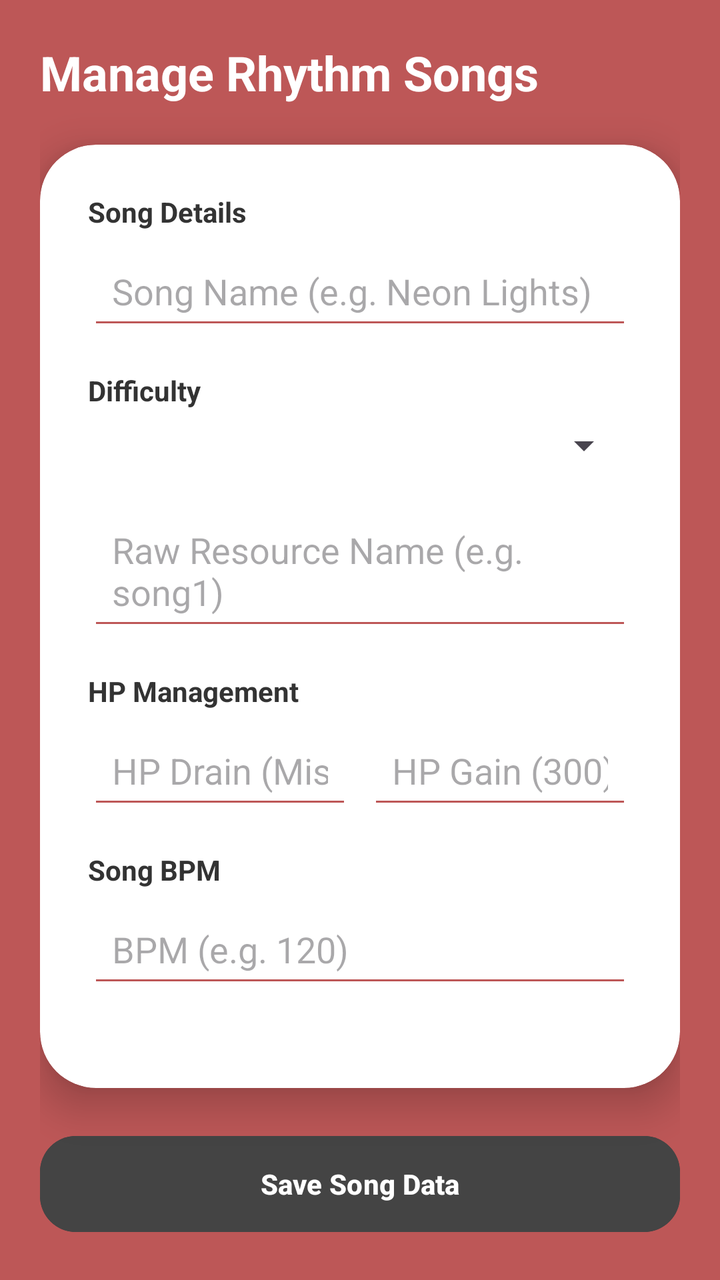
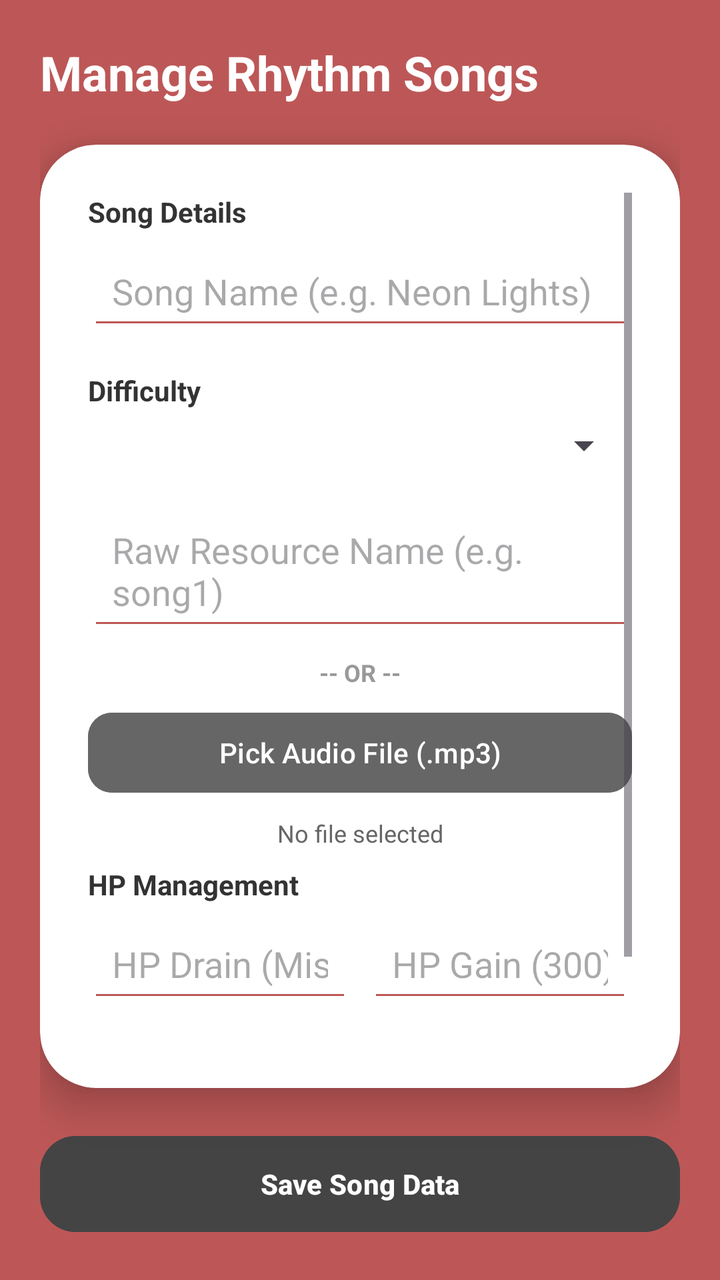

Before-and-after screenshots of an Android layout around one commit, followed by the original layout XML and the change that was made.
<!-- AndroidManifest.xml: application theme Theme.ChaserGame -->
<!-- res/layout/activity_manage_songs.xml -->
<?xml version="1.0" encoding="utf-8"?>
<androidx.constraintlayout.widget.ConstraintLayout xmlns:android="http://schemas.android.com/apk/res/android"
    xmlns:app="http://schemas.android.com/apk/res-auto"
    android:layout_width="match_parent"
    android:layout_height="match_parent"
    android:background="@color/background_red"
    android:padding="20dp">

    <TextView
        android:id="@+id/tv_manage_songs_title"
        android:layout_width="wrap_content"
        android:layout_height="wrap_content"
        android:text="Manage Rhythm Songs"
        android:textColor="#FFFFFF"
        android:textSize="24sp"
        android:textStyle="bold"
        app:layout_constraintStart_toStartOf="parent"
        app:layout_constraintTop_toTopOf="parent" />

    <androidx.cardview.widget.CardView
        android:layout_width="match_parent"
        android:layout_height="0dp"
        android:layout_marginTop="20dp"
        android:layout_marginBottom="20dp"
        app:cardCornerRadius="28dp"
        app:cardElevation="12dp"
        app:layout_constraintBottom_toTopOf="@id/btn_save_song"
        app:layout_constraintTop_toBottomOf="@id/tv_manage_songs_title">

        <ScrollView
            android:layout_width="match_parent"
            android:layout_height="match_parent"
            android:padding="24dp">

            <LinearLayout
                android:layout_width="match_parent"
                android:layout_height="wrap_content"
                android:orientation="vertical">

                <TextView
                    android:layout_width="wrap_content"
                    android:layout_height="wrap_content"
                    android:layout_marginBottom="6dp"
                    android:text="Song Details"
                    android:textColor="#333333"
                    android:textSize="14sp"
                    android:textStyle="bold" />

                <EditText
                    android:id="@+id/et_song_name"
                    android:layout_width="match_parent"
                    android:layout_height="wrap_content"
                    android:layout_marginBottom="16dp"
                    android:backgroundTint="@color/background_red"
                    android:hint="Song Name (e.g. Neon Lights)"
                    android:padding="12dp" />

                <TextView
                    android:layout_width="wrap_content"
                    android:layout_height="wrap_content"
                    android:layout_marginBottom="6dp"
                    android:text="Difficulty"
                    android:textColor="#333333"
                    android:textSize="14sp"
                    android:textStyle="bold" />

                <Spinner
                    android:id="@+id/sp_song_difficulty"
                    android:layout_width="match_parent"
                    android:layout_height="wrap_content"
                    android:layout_marginBottom="16dp"
                    android:padding="12dp" />

                <EditText
                    android:id="@+id/et_song_res_id"
                    android:layout_width="match_parent"
                    android:layout_height="wrap_content"
                    android:layout_marginBottom="16dp"
                    android:backgroundTint="@color/background_red"
                    android:hint="Raw Resource Name (e.g. song1)"
                    android:padding="12dp" />

                <TextView
                    android:layout_width="match_parent"
                    android:layout_height="wrap_content"
                    android:layout_marginBottom="6dp"
                    android:text="HP Management"
                    android:textColor="#333333"
                    android:textSize="14sp"
                    android:textStyle="bold" />

                <LinearLayout
                    android:layout_width="match_parent"
                    android:layout_height="wrap_content"
                    android:layout_marginBottom="16dp"
                    android:orientation="horizontal">

                    <EditText
                        android:id="@+id/et_hp_drain"
                        android:layout_width="0dp"
                        android:layout_height="wrap_content"
                        android:layout_marginEnd="8dp"
                        android:layout_weight="1"
                        android:backgroundTint="@color/background_red"
                        android:hint="HP Drain (Miss)"
                        android:inputType="number"
                        android:padding="12dp" />

                    <EditText
                        android:id="@+id/et_hp_gain"
                        android:layout_width="0dp"
                        android:layout_height="wrap_content"
                        android:layout_weight="1"
                        android:backgroundTint="@color/background_red"
                        android:hint="HP Gain (300)"
                        android:inputType="number"
                        android:padding="12dp" />
                </LinearLayout>

                <TextView
                    android:layout_width="match_parent"
                    android:layout_height="wrap_content"
                    android:layout_marginBottom="6dp"
                    android:text="Song BPM"
                    android:textColor="#333333"
                    android:textSize="14sp"
                    android:textStyle="bold" />

                <EditText
                    android:id="@+id/et_song_bpm"
                    android:layout_width="match_parent"
                    android:layout_height="wrap_content"
                    android:backgroundTint="@color/background_red"
                    android:hint="BPM (e.g. 120)"
                    android:inputType="number"
                    android:padding="12dp" />

            </LinearLayout>
        </ScrollView>
    </androidx.cardview.widget.CardView>

    <Button
        android:id="@+id/btn_save_song"
        android:layout_width="match_parent"
        android:layout_height="56dp"
        android:backgroundTint="#444444"
        android:text="Save Song Data"
        android:textColor="#FFFFFF"
        android:textStyle="bold"
        app:cornerRadius="18dp"
        app:layout_constraintBottom_toBottomOf="parent" />

</androidx.constraintlayout.widget.ConstraintLayout>
<!-- resources referenced by this layout -->
<resources>
  <color name="background_red">#bd5757</color>
  <style name="Theme.ChaserGame" parent="Base.Theme.ChaserGame" />
  <style name="Base.Theme.ChaserGame" parent="Theme.Material3.DayNight.NoActionBar">
          
          
      </style>
</resources>

<!-- the commit's change to res/layout/activity_manage_songs.xml (unified diff, before → after) -->
@@ -75,10 +75,48 @@
                     android:id="@+id/et_song_res_id"
                     android:layout_width="match_parent"
                     android:layout_height="wrap_content"
-                    android:layout_marginBottom="16dp"
+                    android:layout_marginBottom="8dp"
                     android:backgroundTint="@color/background_red"
                     android:hint="Raw Resource Name (e.g. song1)"
                     android:padding="12dp" />
+
+                <TextView
+                    android:layout_width="wrap_content"
+                    android:layout_height="wrap_content"
+                    android:layout_gravity="center"
+                    android:layout_marginBottom="8dp"
+                    android:text="-- OR --"
+                    android:textColor="#999999"
+                    android:textSize="12sp"
+                    android:textStyle="bold" />
+
+                <Button
+                    android:id="@+id/btn_pick_audio"
+                    android:layout_width="match_parent"
+                    android:layout_height="wrap_content"
+                    android:layout_marginBottom="8dp"
+                    android:backgroundTint="#666666"
+                    android:text="Pick Audio File (.mp3)"
+                    android:textColor="#FFFFFF"
+                    app:cornerRadius="12dp" />
+
+                <TextView
+                    android:id="@+id/tv_selected_file"
+                    android:layout_width="match_parent"
+                    android:layout_height="wrap_content"
+                    android:layout_marginBottom="8dp"
+                    android:text="No file selected"
+                    android:textAlignment="center"
+                    android:textColor="#666666"
+                    android:textSize="12sp" />
+
+                <ProgressBar
+                    android:id="@+id/pb_upload"
+                    style="?android:attr/progressBarStyleHorizontal"
+                    android:layout_width="match_parent"
+                    android:layout_height="wrap_content"
+                    android:layout_marginBottom="16dp"
+                    android:visibility="gone" />
 
                 <TextView
                     android:layout_width="match_parent"
